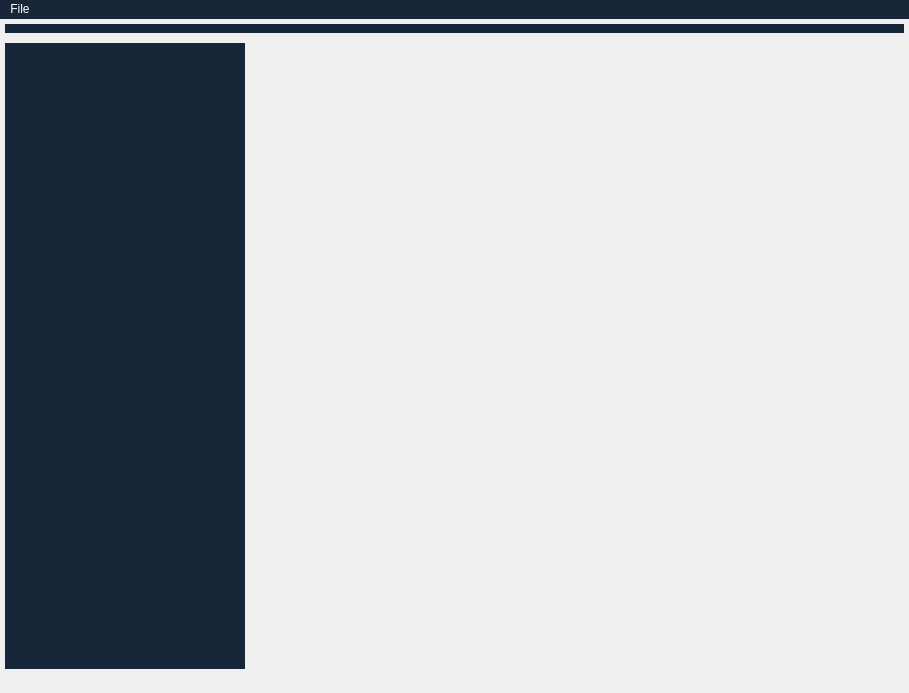
This is src/gui/gui.ui in GavriloviciEduard/Asclepios-DICOM-Viewer as Qt 5 draws it before an edit. The edited form follows.
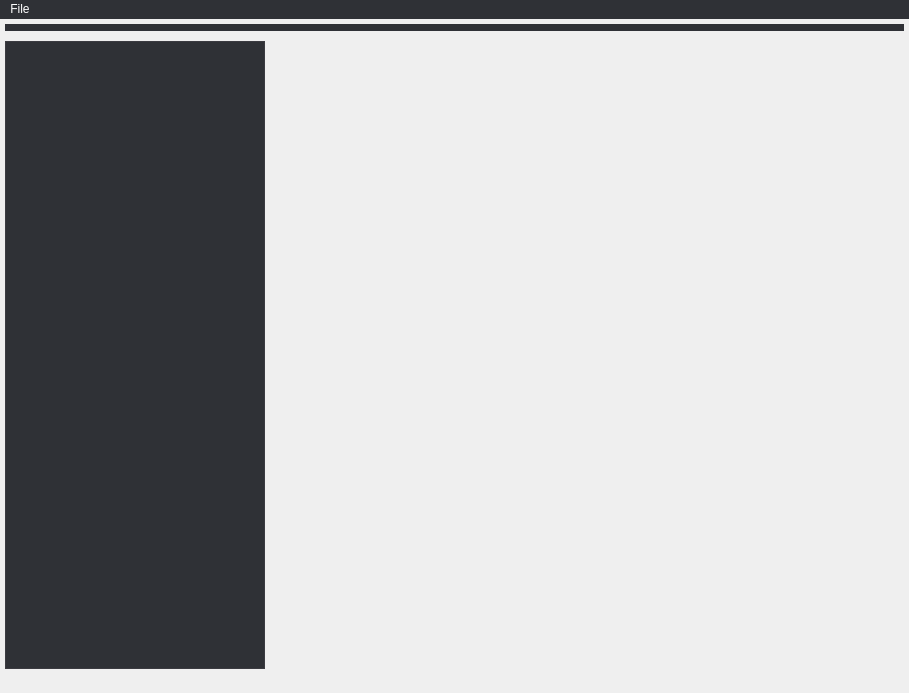
This is the edited form. Icons and pictures are not drawn.

Diff of the .ui file:
```diff
--- a/src/gui/gui.ui
+++ b/src/gui/gui.ui
@@ -31,7 +31,7 @@
   <property name="styleSheet">
    <string notr="true">QMenuBar
 {
-	background-color: #18263a;
+	background-color: #2f3136;
 	color : white;
 }
 
@@ -41,14 +41,20 @@
 	color : white;
 }
 
-QToolBar 
+#toolBarThumbnails 
 {
-	 background-color: #18263a;
+	 background-color: #2f3136;
+	 border: 0.5px solid #3b3b41;
+	 margin:5px;
+}
+
+#toolBarButtons
+{
+	background-color: #2f3136;
 	 border: 0px ;
 	 margin:5px;
 }
 
-
 QToolBar::handle:vertical 
 {
   border-top:1px grey;
@@ -132,10 +138,16 @@
   <widget class="QToolBar" name="toolBarThumbnails">
    <property name="minimumSize">
     <size>
-     <width>250</width>
+     <width>270</width>
      <height>250</height>
     </size>
    </property>
+   <property name="maximumSize">
+    <size>
+     <width>270</width>
+     <height>16777215</height>
+    </size>
+   </property>
    <property name="contextMenuPolicy">
     <enum>Qt::NoContextMenu</enum>
    </property>
```
Left out of the diff: 2 changed lines with no effect on the pictures.
